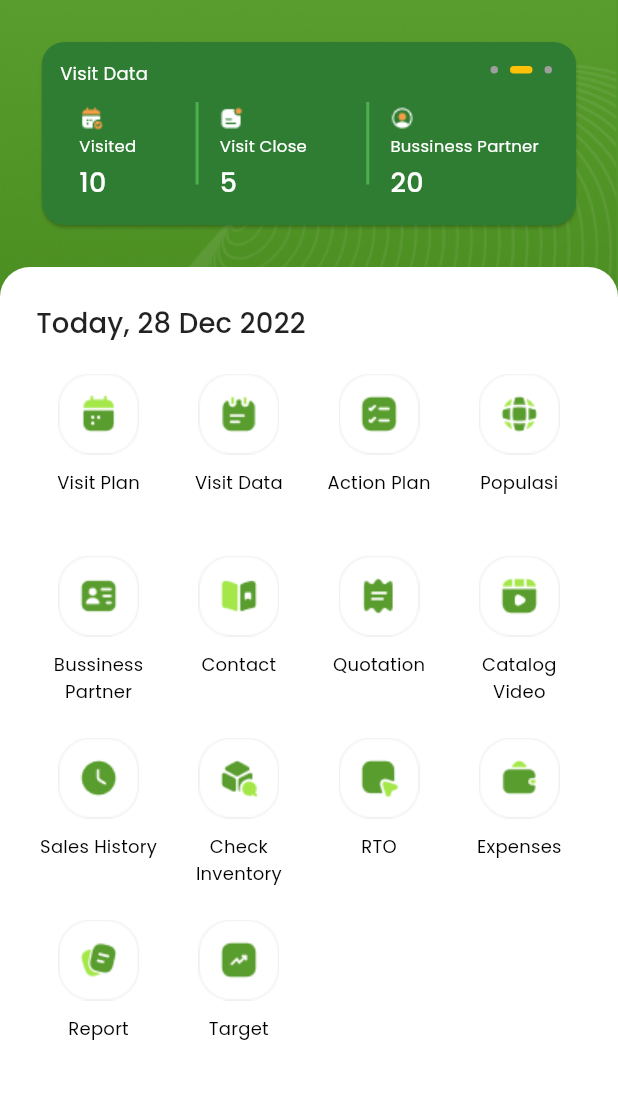
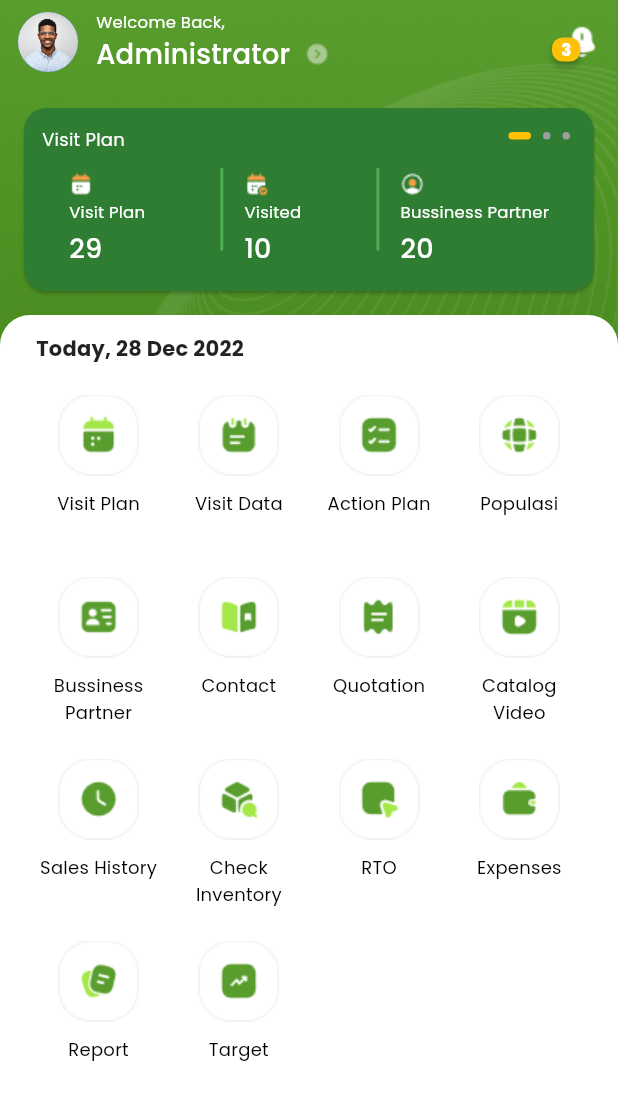
Before and after one commit to wibichamim/flutter-playground, a Flutter app: the screen it shows after launch, on a phone screen of 412 x 824 dp. Shown: the top 1100 px of the screen. Run offline on Flutter 3.47's test engine with Material 2 defaults, Android fonts, the phone set to English and light mode, and no system bars; drawn by our look-alikes of badges, smooth_page_indicator; our stand-ins replace dio, equatable, event_bus, flutter_bloc, flutter_image_compress, flutter_local_notifications and 13 more; missing offline and left inert: dio_logging_interceptor; generated files the repository leaves out were written again.

Commit message:
feat: add topbar homepage

```diff
--- a/lib/ui/home/home_screen.dart
+++ b/lib/ui/home/home_screen.dart
@@ -1,5 +1,6 @@
 import 'dart:async';
 
+import 'package:badges/badges.dart';
 import 'package:flutter/material.dart';
 import 'package:flutter_playground/core/data/model/home_card_item.dart';
 import 'package:flutter_playground/core/data/model/menu.dart';
@@ -22,7 +23,7 @@ class MyHomePage extends StatefulWidget {
 
 class _MyHomePageState extends State<MyHomePage> {
   final pageController = PageController(
-    initialPage: 1,
+    initialPage: 0,
   );
 
   final List<HomePageMenu> menuList = listMenu;
@@ -62,8 +63,79 @@ class _MyHomePageState extends State<MyHomePage> {
     ),
   ];
 
+  final List<Map<String, dynamic>> itemTarget = [
+    {'count': 60, 'label': 'Customer'},
+    {'count': 40, 'label': 'Grup'},
+    {'count': 90, 'label': 'Brand'},
+    {'count': 75, 'label': 'Visit'},
+  ];
+
   String get formattedCurentDate {
     return DateFormat('d MMM y').format(DateTime.now());
+  }
+
+  Widget _appBar() {
+    return SliverAppBar(
+      backgroundColor: Colors.transparent,
+      flexibleSpace: Padding(
+        padding: const EdgeInsets.symmetric(horizontal: 12.0),
+        child: Row(
+          crossAxisAlignment: CrossAxisAlignment.center,
+          children: [
+            CircleAvatar(
+              backgroundImage: Assets.images.imgAvatarProfile.image().image,
+            ),
+            const SizedBox(
+              width: 12.0,
+            ),
+            Column(
+              mainAxisAlignment: MainAxisAlignment.center,
+              crossAxisAlignment: CrossAxisAlignment.start,
+              children: [
+                Text(
+                  "Welcome Back,",
+                  style: Theme.of(context).textTheme.bodyText2?.copyWith(
+                        fontSize: 11,
+                      ),
+                ),
+                Row(
+                  children: [
+                    Text(
+                      "Administrator",
+                      style: Theme.of(context)
+                          .textTheme
+                          .headline6
+                          ?.copyWith(color: Colors.white),
+                    ),
+                    const SizedBox(
+                      width: 10.0,
+                    ),
+                    Assets.images.icArrowFillRightGrey.image(),
+                  ],
+                ),
+              ],
+            ),
+            const Spacer(),
+            Badge(
+              shape: BadgeShape.square,
+              borderRadius: BorderRadius.circular(7),
+              badgeColor: Colors.amber,
+              position: BadgePosition.bottomStart(bottom: -1, start: -8),
+              padding: const EdgeInsets.symmetric(horizontal: 6, vertical: 0),
+              badgeContent: Text(
+                '3',
+                style: Theme.of(context).textTheme.headline6?.copyWith(
+                      color: Colors.white,
+                      fontSize: 11,
+                      fontWeight: FontWeight.w800,
+                    ),
+              ),
+              child: Assets.images.icNotification.image(),
+            ),
+          ],
+        ),
+      ),
+    );
   }
 
   Widget _headerTablet() {
@@ -83,14 +155,11 @@ class _MyHomePageState extends State<MyHomePage> {
               ],
             ),
           ),
-          const SizedBox(
+          SizedBox(
             height: 150,
-            child: TargetCardWidget(items: {
-              60: 'Customer',
-              40: 'Grup',
-              90: 'Brand',
-              50: 'Visit',
-            }),
+            child: TargetCardWidget(
+              items: itemTarget,
+            ),
           )
         ],
       ),
@@ -110,12 +179,7 @@ class _MyHomePageState extends State<MyHomePage> {
               children: [
                 StatCardWidget(cardTitle: 'Visit Plan', listItem: itemPage1),
                 StatCardWidget(cardTitle: 'Visit Data', listItem: itemPage2),
-                const TargetCardWidget(items: {
-                  60: 'Customer',
-                  40: 'Grup',
-                  90: 'Brand',
-                  50: 'Visit',
-                }),
+                TargetCardWidget(items: itemTarget),
               ],
             ),
             Positioned(
@@ -148,13 +212,16 @@ class _MyHomePageState extends State<MyHomePage> {
             ),
             color: Colors.white,
           ),
-          padding: const EdgeInsets.all(24),
+          padding: const EdgeInsets.symmetric(horizontal: 24, vertical: 12),
           child: Column(
             crossAxisAlignment: CrossAxisAlignment.start,
             children: [
               Text(
                 'Today, $formattedCurentDate',
-                style: Theme.of(context).textTheme.headline6,
+                style: Theme.of(context).textTheme.headline6?.copyWith(
+                      fontSize: 14,
+                      fontWeight: FontWeight.w700,
+                    ),
               ),
               const SizedBox(
                 height: 20.0,
@@ -193,8 +260,9 @@ class _MyHomePageState extends State<MyHomePage> {
           backgroundColor: Colors.transparent,
           body: CustomScrollView(
             slivers: [
+              _appBar(),
               SliverPadding(
-                padding: const EdgeInsets.all(24),
+                padding: const EdgeInsets.all(12),
                 sliver: context.isTablet() ? _headerTablet() : _headerMobile(),
               ),
               _body()
--- a/lib/ui/home/widget/target_card.dart
+++ b/lib/ui/home/widget/target_card.dart
@@ -1,12 +1,10 @@
 import 'package:flutter/material.dart';
-import 'package:flutter/src/widgets/container.dart';
-import 'package:flutter/src/widgets/framework.dart';
 import 'package:percent_indicator/circular_percent_indicator.dart';
 
 import '../../../core/widgets/app_theme.dart';
 
 class TargetCardWidget extends StatelessWidget {
-  final Map<int, String> items;
+  final List<Map<String, dynamic>> items;
   const TargetCardWidget({super.key, required this.items});
 
   Widget _statTarget(int count, String title) {
@@ -56,9 +54,12 @@ class TargetCardWidget extends StatelessWidget {
               child: Row(
                 mainAxisAlignment: MainAxisAlignment.spaceAround,
                 children: List.generate(
-                    items.length,
-                    (index) => _statTarget(items.keys.elementAt(index),
-                        items.values.elementAt(index))),
+                  items.length,
+                  (index) => _statTarget(
+                    items[index]['count'],
+                    items[index]['label'],
+                  ),
+                ),
               ),
             ),
           ],
```
